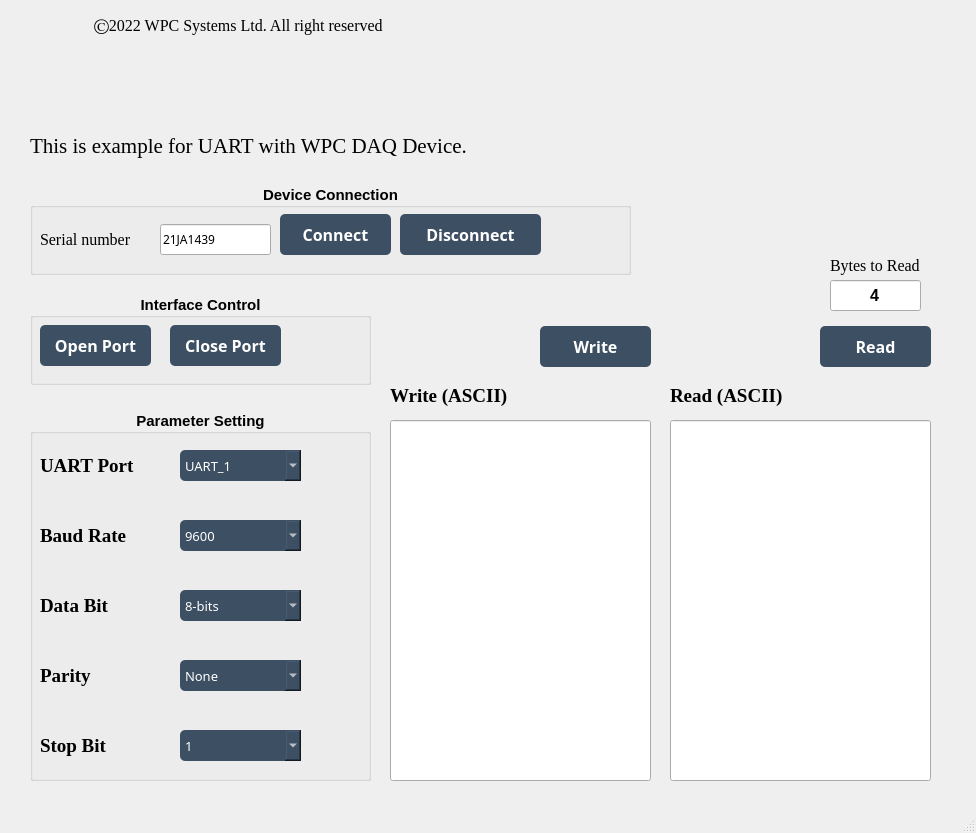
This is Examples/GUI/UART/Example_UART/UI_design/example_GUI_UART.ui in WPC-Systems-Ltd/WPC_Python_driver_release as Qt 5 draws it before an edit. The edited form follows.
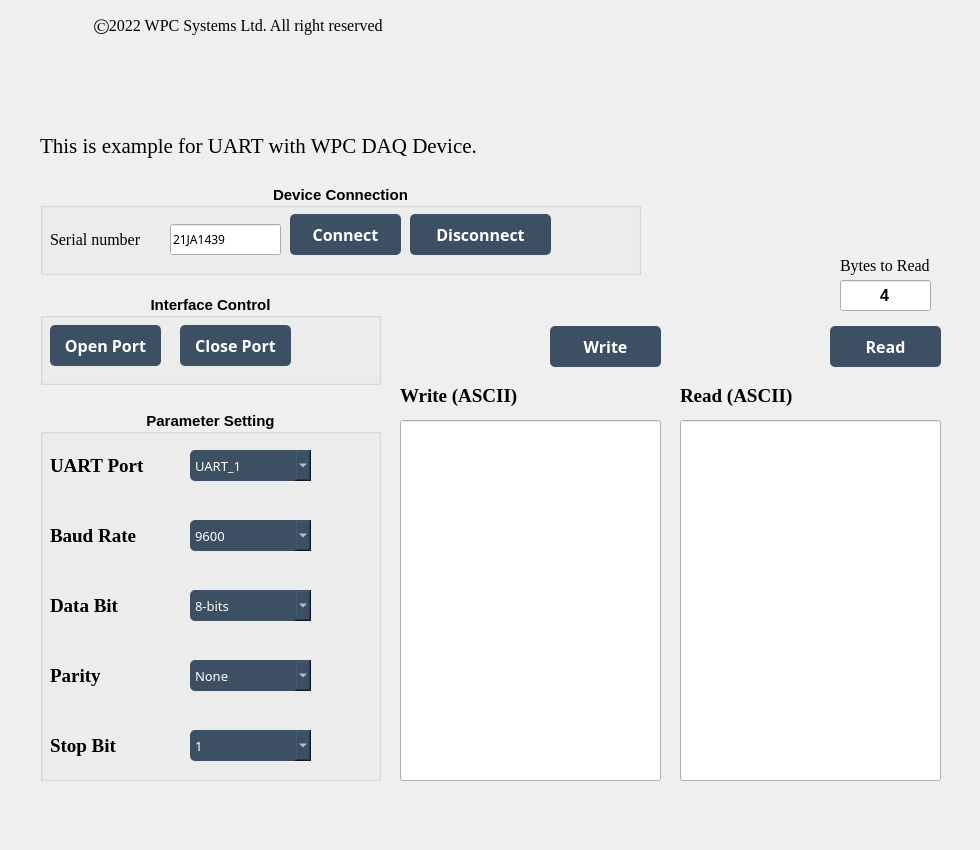
This is the edited form. Icons and pictures are not drawn.

Commit message: v0.0.13- Add GUI example code & README.md in console example code (#15)

The edit to the form file:
```diff
--- a/Examples/GUI/UART/Example_UART/UI_design/example_GUI_UART.ui
+++ b/Examples/GUI/UART/Example_UART/UI_design/example_GUI_UART.ui
@@ -6,10 +6,16 @@
    <rect>
     <x>0</x>
     <y>0</y>
-    <width>976</width>
-    <height>833</height>
+    <width>980</width>
+    <height>850</height>
    </rect>
   </property>
+  <property name="minimumSize">
+   <size>
+    <width>980</width>
+    <height>850</height>
+   </size>
+  </property>
   <property name="windowTitle">
    <string>Example_UART</string>
   </property>
@@ -20,7 +26,7 @@
    <widget class="QLabel" name="lb_declare">
     <property name="geometry">
      <rect>
-      <x>30</x>
+      <x>40</x>
       <y>130</y>
       <width>651</width>
       <height>31</height>
@@ -77,7 +83,7 @@
    <widget class="QGroupBox" name="groupBox_connection">
     <property name="geometry">
      <rect>
-      <x>30</x>
+      <x>40</x>
       <y>184</y>
       <width>601</width>
       <height>91</height>
@@ -236,7 +242,7 @@
    <widget class="QGroupBox" name="groupBox_setting">
     <property name="geometry">
      <rect>
-      <x>30</x>
+      <x>40</x>
       <y>410</y>
       <width>341</width>
       <height>371</height>
@@ -1582,7 +1588,7 @@
    <widget class="QPushButton" name="btn_write">
     <property name="geometry">
      <rect>
-      <x>540</x>
+      <x>550</x>
       <y>326</y>
       <width>111</width>
       <height>41</height>
@@ -1615,7 +1621,7 @@
    <widget class="QPushButton" name="btn_read">
     <property name="geometry">
      <rect>
-      <x>820</x>
+      <x>830</x>
       <y>326</y>
       <width>111</width>
       <height>41</height>
@@ -1648,7 +1654,7 @@
    <widget class="QLineEdit" name="lineEdit_byteread">
     <property name="geometry">
      <rect>
-      <x>830</x>
+      <x>840</x>
       <y>280</y>
       <width>91</width>
       <height>31</height>
@@ -1674,7 +1680,7 @@
    <widget class="QLabel" name="lb_byteread">
     <property name="geometry">
      <rect>
-      <x>830</x>
+      <x>840</x>
       <y>250</y>
       <width>121</width>
       <height>31</height>
@@ -1695,7 +1701,7 @@
    <widget class="QLabel" name="lb_write">
     <property name="geometry">
      <rect>
-      <x>390</x>
+      <x>400</x>
       <y>380</y>
       <width>151</width>
       <height>31</height>
@@ -1716,7 +1722,7 @@
    <widget class="QLabel" name="lb_read">
     <property name="geometry">
      <rect>
-      <x>670</x>
+      <x>680</x>
       <y>380</y>
       <width>151</width>
       <height>31</height>
@@ -1737,7 +1743,7 @@
    <widget class="QPushButton" name="btn_open">
     <property name="geometry">
      <rect>
-      <x>40</x>
+      <x>50</x>
       <y>325</y>
       <width>111</width>
       <height>41</height>
@@ -1770,7 +1776,7 @@
    <widget class="QPushButton" name="btn_close">
     <property name="geometry">
      <rect>
-      <x>170</x>
+      <x>180</x>
       <y>325</y>
       <width>111</width>
       <height>41</height>
@@ -1803,7 +1809,7 @@
    <widget class="QLineEdit" name="lineEdit_write">
     <property name="geometry">
      <rect>
-      <x>390</x>
+      <x>400</x>
       <y>420</y>
       <width>261</width>
       <height>361</height>
@@ -1821,7 +1827,7 @@
    <widget class="QLineEdit" name="lineEdit_read">
     <property name="geometry">
      <rect>
-      <x>670</x>
+      <x>680</x>
       <y>420</y>
       <width>261</width>
       <height>361</height>
@@ -1839,7 +1845,7 @@
    <widget class="QLabel" name="lb_ledport">
     <property name="geometry">
      <rect>
-      <x>300</x>
+      <x>310</x>
       <y>320</y>
       <width>51</width>
       <height>51</height>
@@ -1861,7 +1867,7 @@
    <widget class="QGroupBox" name="groupBox">
     <property name="geometry">
      <rect>
-      <x>30</x>
+      <x>40</x>
       <y>294</y>
       <width>341</width>
       <height>91</height>
@@ -1899,17 +1905,6 @@
    <zorder>lineEdit_read</zorder>
    <zorder>lb_ledport</zorder>
   </widget>
-  <widget class="QMenuBar" name="menubar">
-   <property name="geometry">
-    <rect>
-     <x>0</x>
-     <y>0</y>
-     <width>976</width>
-     <height>25</height>
-    </rect>
-   </property>
-  </widget>
-  <widget class="QStatusBar" name="statusbar"/>
  </widget>
  <resources/>
  <connections/>
```
The commit also changes 137 other files.
